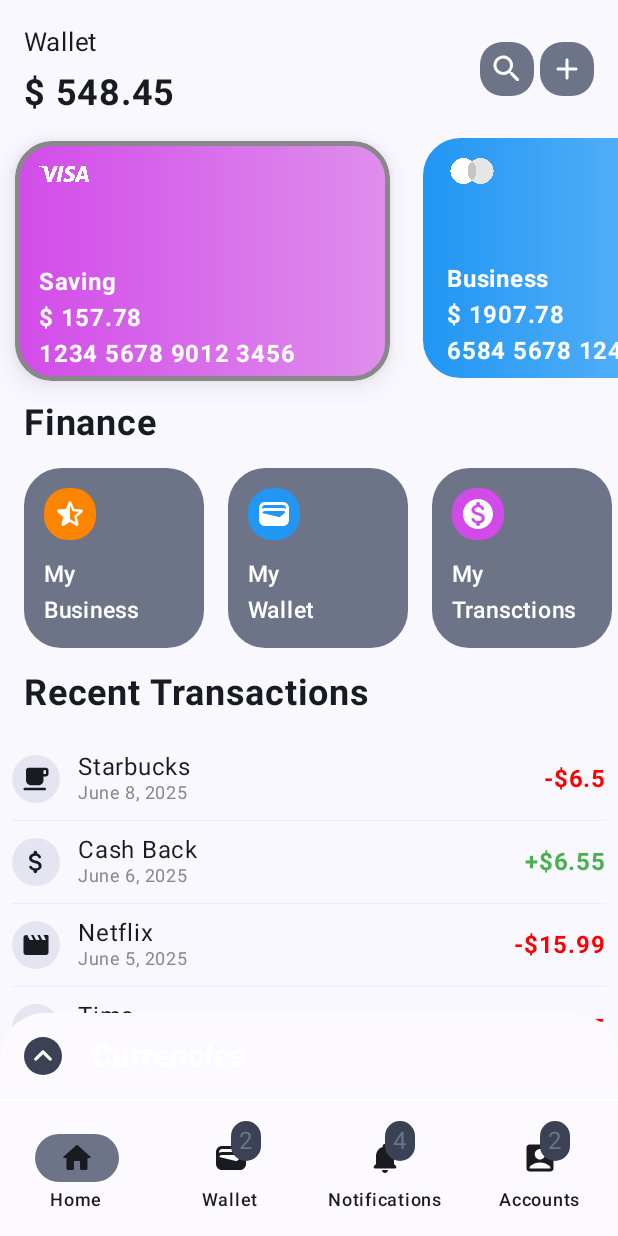
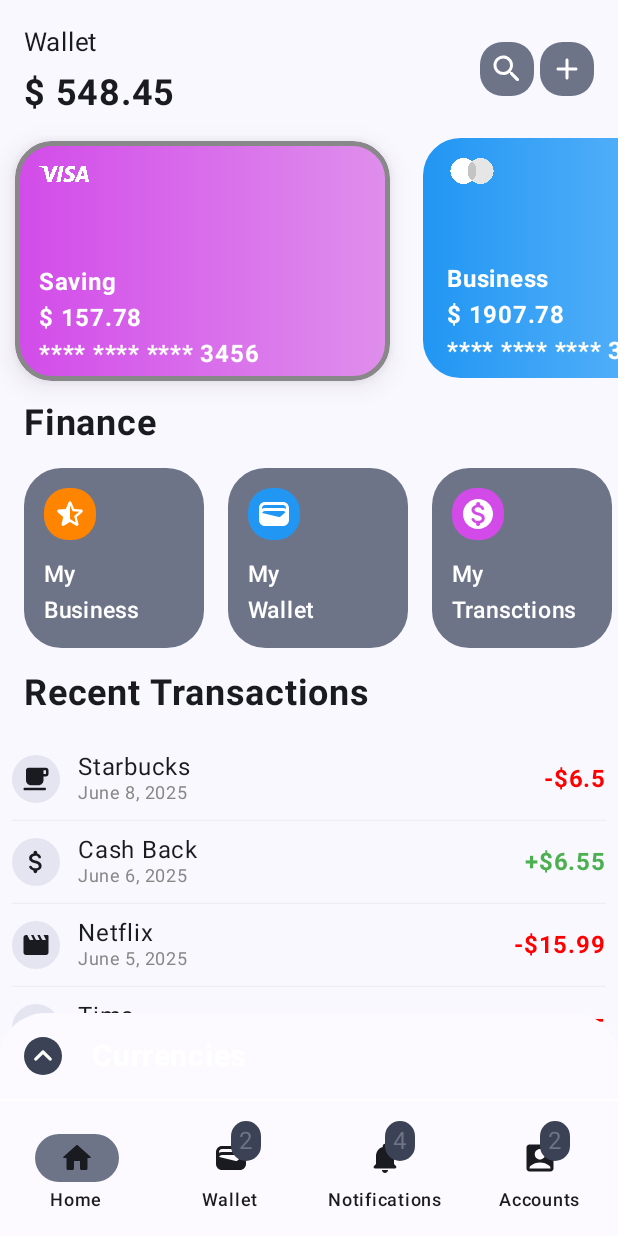
Before and after one commit to DhruviMandaviya/BankUIAPP, an Android app built with Jetpack Compose: the screen it shows after launch (MainActivity), after a tap on "Saving", on a phone screen of 412 x 824 dp. Run offline under Robolectric (Android 15) with nearby library versions, the phone set to English and light mode, and no system bars; our stand-ins replace accompanist; libraries missing offline, so code that uses them is left out: co.yml.charts.

Commit message:
Update code

```diff
--- a/app/build.gradle.kts
+++ b/app/build.gradle.kts
@@ -57,6 +57,8 @@ dependencies {
     debugImplementation(libs.androidx.ui.tooling)
     debugImplementation(libs.androidx.ui.test.manifest)
 
+    implementation ("co.yml:ycharts:2.1.0")
+
     // system UI controller
     implementation(libs.accompanist.systemuicontroller)
 
--- a/app/src/main/AndroidManifest.xml
+++ b/app/src/main/AndroidManifest.xml
@@ -19,7 +19,6 @@
             android:theme="@style/Theme.BankingUIAPP">
             <intent-filter>
                 <action android:name="android.intent.action.MAIN" />
-
                 <category android:name="android.intent.category.LAUNCHER" />
             </intent-filter>
         </activity>
--- a/app/src/main/java/com/example/dhruvi/bankinguiapp/CardSection.kt
+++ b/app/src/main/java/com/example/dhruvi/bankinguiapp/CardSection.kt
@@ -38,28 +38,28 @@ import com.example.dhruvi.bankinguiapp.ui.theme.PurpleStart
 val cards : List<Card> = listOf(
     Card(
         cardType="VISA",
-        cardNumber="1234 5678 9012 3456",
+        cardNumber="**** **** **** 3456",
         cardName="Saving",
         balance=157.78,
         color = getGradient(PurpleStart, PurpleEnd)
     ),
     Card(
         cardType="MASTER CARD",
-        cardNumber="6584 5678 1242 3896",
+        cardNumber="**** **** **** 3896",
         cardName="Business",
         balance=1907.78,
         color = getGradient(BlueStart, BlueEnd)
     ),
     Card(
-        cardType="VISA",
-        cardNumber="6734 7913 7891 0236",
-        cardName="Reword",
-        balance=17.78,
+        cardType="DEBIT CARD",
+        cardNumber="**** **** **** 0236",
+        cardName="Saving",
+        balance=177.78,
         color = getGradient(OrangeStart, OrangeEnd)
     ),
     Card(
-        cardType="MASTER CARD",
-        cardNumber="5683 5427 9301 5710",
+        cardType="REWORD CARD",
+        cardNumber="**** **** **** 5710",
         cardName="Saving",
         balance=393.78,
         color = getGradient(GreenStart, GreenEnd)
@@ -72,12 +72,12 @@ fun getGradient(startColor: Color, endColor:Color):Brush {
     )
 }
 
+
 @Composable
 fun CardSection(selectedCardType:String, onCardSelected:(String)->Unit){
     LazyRow {
         items(cards.size)
         { index->
-
             CardItem(
                 card = cards[index],
                 isSelected = selectedCardType == cards[index].cardType,
@@ -100,7 +100,7 @@ fun CardItem(
 
     val cardModifier = if (isSelected) {
         Modifier
-            .offset(x = 2.dp, y = 2.dp) // Slight offset to "push" it down-right
+            .offset(x = 2.dp, y = 2.dp)
             .shadow(
                 elevation = 10.dp,
                 shape = RoundedCornerShape(25.dp),
--- a/app/src/main/java/com/example/dhruvi/bankinguiapp/CurrenciesSection.kt
+++ b/app/src/main/java/com/example/dhruvi/bankinguiapp/CurrenciesSection.kt
@@ -58,9 +58,8 @@ val currencyList = listOf(
     Currency("YEN", 18.68f, 20.65f, Icons.Rounded.CurrencyYen),
 )
 
-@Preview
 @Composable
-fun CurrenciesSection() {
+fun CurrenciesSection( ) {
     var isVisible by remember {
         mutableStateOf(false)
     }
--- a/app/src/main/java/com/example/dhruvi/bankinguiapp/TransactionsSection.kt
+++ b/app/src/main/java/com/example/dhruvi/bankinguiapp/TransactionsSection.kt
@@ -6,6 +6,7 @@ import androidx.compose.foundation.layout.Row
 import androidx.compose.foundation.layout.Spacer
 import androidx.compose.foundation.layout.fillMaxHeight
 import androidx.compose.foundation.layout.fillMaxWidth
+import androidx.compose.foundation.layout.height
 import androidx.compose.foundation.layout.padding
 import androidx.compose.foundation.layout.size
 import androidx.compose.foundation.layout.width
@@ -33,7 +34,22 @@ import androidx.compose.ui.graphics.Color
 import androidx.compose.ui.text.font.FontWeight
 import androidx.compose.ui.unit.dp
 import androidx.compose.ui.unit.sp
+import co.yml.charts.axis.AxisData
+import co.yml.charts.common.extensions.formatToSinglePrecision
+import co.yml.charts.common.model.Point
+import co.yml.charts.ui.linechart.LineChart
+import co.yml.charts.ui.linechart.model.GridLines
+import co.yml.charts.ui.linechart.model.IntersectionPoint
+import co.yml.charts.ui.linechart.model.Line
+import co.yml.charts.ui.linechart.model.LineChartData
+import co.yml.charts.ui.linechart.model.LinePlotData
+import co.yml.charts.ui.linechart.model.SelectionHighlightPoint
+import co.yml.charts.ui.linechart.model.SelectionHighlightPopUp
+import co.yml.charts.ui.linechart.model.ShadowUnderLine
 import com.example.dhruvi.bankinguiapp.data.Transactions
+import java.time.LocalDate
+import java.time.format.DateTimeFormatter
+import kotlin.math.abs
 
 val allTransactionsList= listOf(
     Transactions("Starbucks", "June 8, 2025", -6.50, Icons.Rounded.LocalCafe,"VISA"),
@@ -70,6 +86,7 @@ fun TransactionsSection(selectedFilter : String ) {
                 fontWeight = FontWeight.Bold,
                 modifier = Modifier.padding(16.dp)
         )
+//        TransactionLineChart()
         if (filteredList.isEmpty()) {
             Text(
                 text = "No transactions for $selectedFilter",
@@ -127,7 +144,7 @@ fun TransactionItem(transaction: Transactions) {
         }
 
         Text(
-            text = "${if (transaction.amount < 0) "-" else "+"}$${kotlin.math.abs(transaction.amount)}",
+            text = "${if (transaction.amount < 0) "-" else "+"}$${abs(transaction.amount)}",
             style = MaterialTheme.typography.bodyLarge.copy(
                 color = if (transaction.amount < 0) Color.Red else Color(0xFF4CAF50),
                 fontWeight = FontWeight.Bold
--- a/gradle/libs.versions.toml
+++ b/gradle/libs.versions.toml
@@ -1,6 +1,7 @@
 [versions]
 accompanistSystemuicontroller = "0.28.0"
 agp = "8.8.2"
+composeChart = "1.1.1"
 kotlin = "2.0.0"
 coreKtx = "1.16.0"
 junit = "4.13.2"
@@ -15,6 +16,7 @@ materialIconsExtended = "1.7.8"
 accompanist-systemuicontroller = { module = "com.google.accompanist:accompanist-systemuicontroller", version.ref = "accompanistSystemuicontroller" }
 androidx-core-ktx = { group = "androidx.core", name = "core-ktx", version.ref = "coreKtx" }
 androidx-material-icons-extended = { module = "androidx.compose.material:material-icons-extended", version.ref = "materialIconsExtended" }
+compose-chart = { module = "com.github.SmartToolFactory:Compose-Chart", version.ref = "composeChart" }
 junit = { group = "junit", name = "junit", version.ref = "junit" }
 androidx-junit = { group = "androidx.test.ext", name = "junit", version.ref = "junitVersion" }
 androidx-espresso-core = { group = "androidx.test.espresso", name = "espresso-core", version.ref = "espressoCore" }
```
Also changed, not shown: app/src/main/java/com/example/dhruvi/bankinguiapp/MainActivity.kt (+6 -1 lines).
